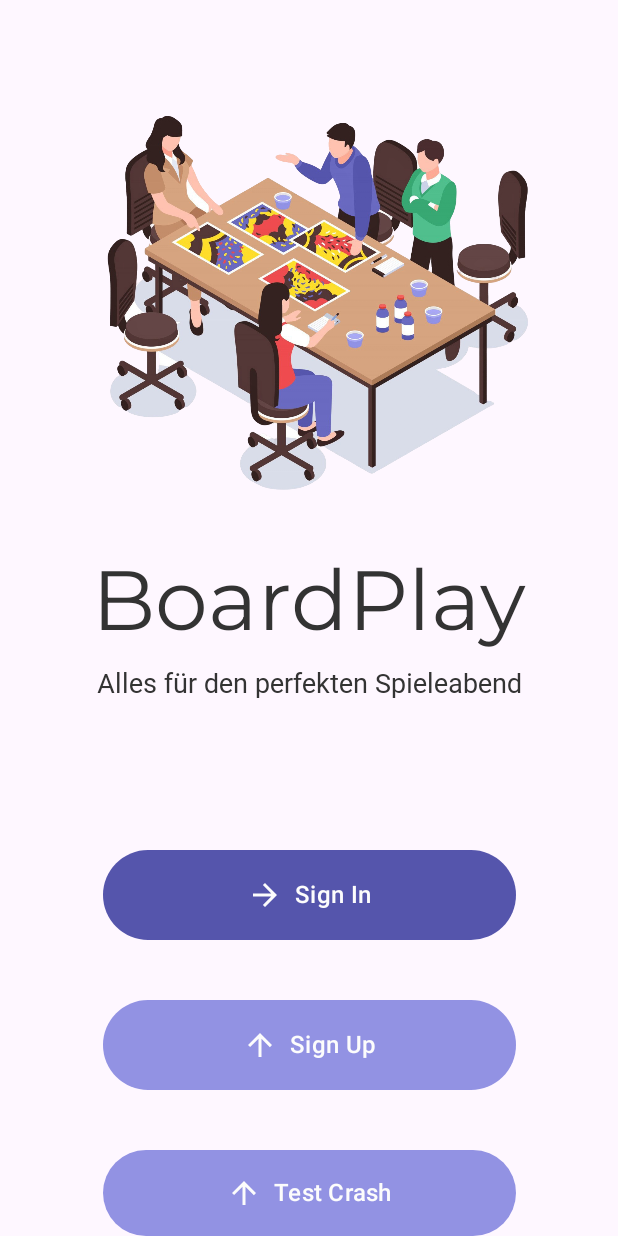
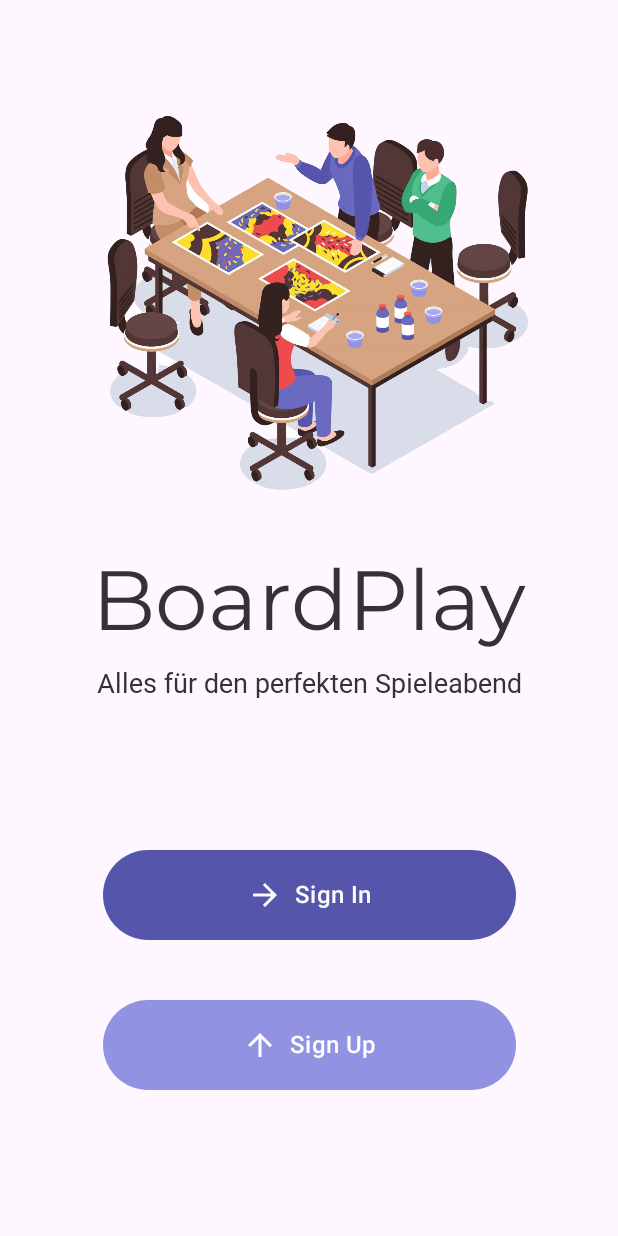
Before and after one commit to e-schunk/BoardGamerApp, an Android app built with Jetpack Compose: the screen it shows after launch (MainActivity), on a phone screen of 412 x 824 dp. Run offline under Robolectric (Android 15) with nearby library versions, the phone set to English and light mode, and no system bars; our stand-ins replace Firebase (no records; nobody signed in at launch, a user with empty details on screens opened directly), livedata-compose; Roboto replaces fonts that are not available here.

```diff
--- a/app/src/main/java/de/eduardschunk/boardplay/pages/MainPage.kt
+++ b/app/src/main/java/de/eduardschunk/boardplay/pages/MainPage.kt
@@ -119,31 +119,5 @@ fun MainPage(modifier: Modifier = Modifier, navController: NavController, authVi
                 )
             }
         }
-        FilledIconButton(
-            onClick = {
-                throw RuntimeException("Test Crash") // Force a crash
-            },
-            modifier = Modifier
-                .align(Alignment.CenterHorizontally)
-                .padding(top = 40.dp)
-                .width(275.dp)
-                .height(60.dp),
-            colors = IconButtonDefaults.filledIconButtonColors(
-                containerColor = colorResource(R.color.light_blue),
-                contentColor = colorResource(R.color.white)
-            )
-        ){
-            Row(modifier = Modifier.padding(horizontal = 16.dp, vertical = 8.dp)) {
-                Icon(
-                    painter = painterResource(id = R.drawable.baseline_arrow_upward_24),
-                    contentDescription = "Login",
-                    modifier = Modifier.padding(end = 8.dp)
-                )
-                Text(
-                    text = "Test Crash",
-                    style = MaterialTheme.typography.titleMedium
-                )
-            }
-        }
     }
 }
```
